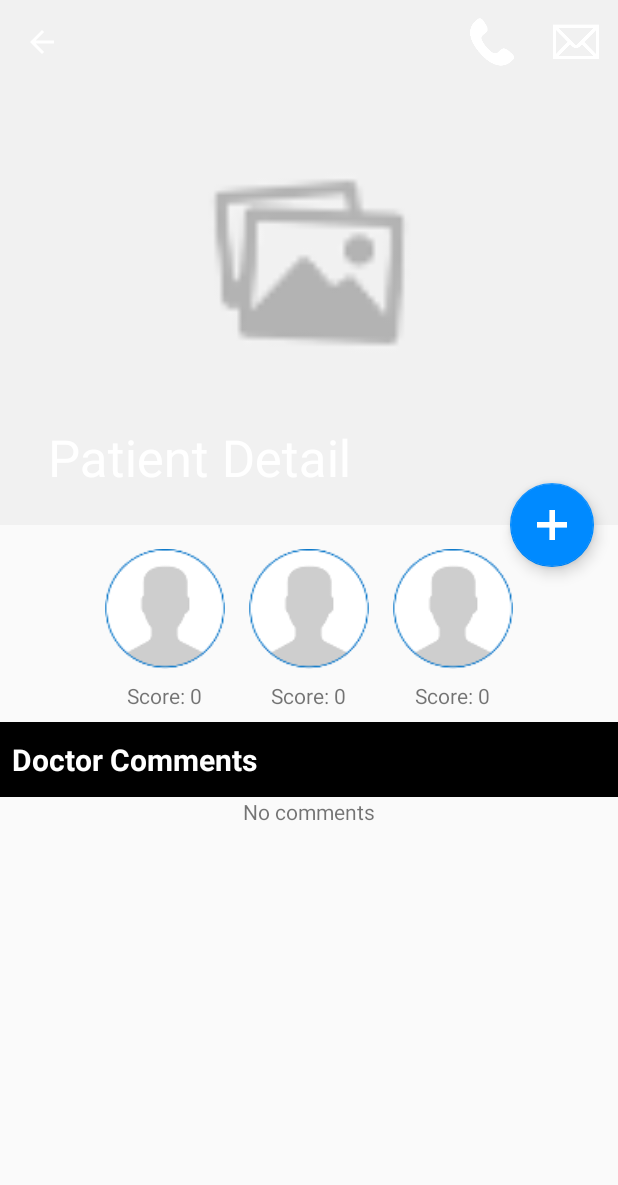
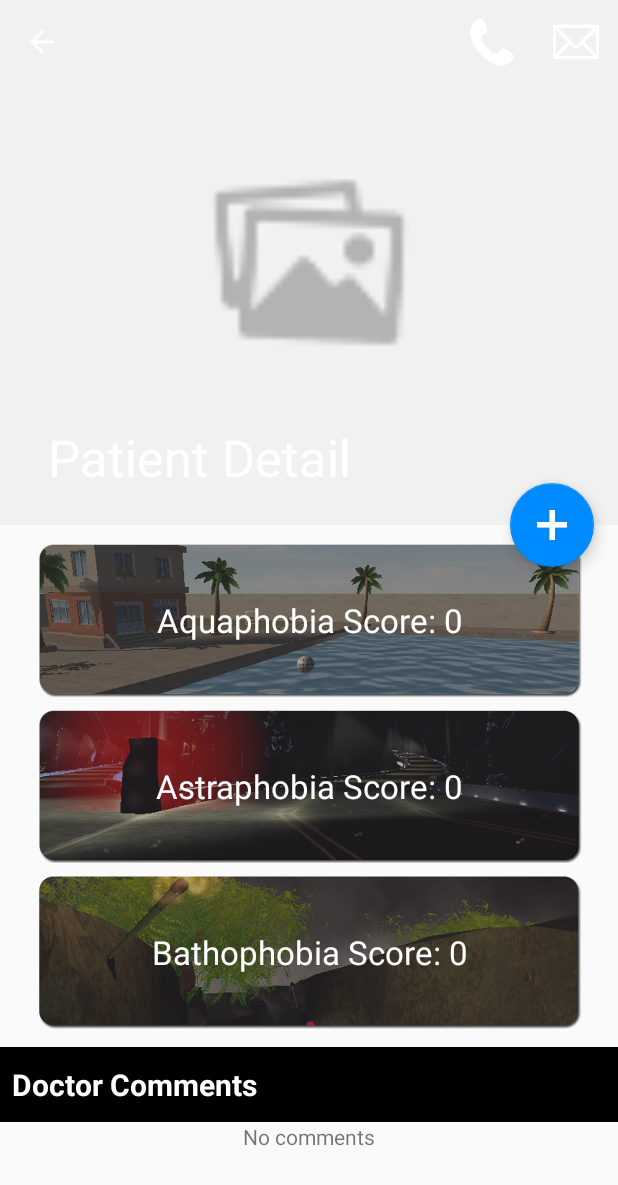
Before and after one commit to testacnt145/waterphobiavrdr, an Android app: the PatientDetailActivity screen opened directly, with no data from a screen before it, on a phone screen of 412 x 824 dp. Shown: the top 1185 px of the screen. Run offline under Robolectric (Android 15) with nearby library versions, the phone set to English and light mode, and no system bars; our stand-ins replace Firebase (no records; nobody signed in at launch, a user with empty details on screens opened directly), data binding; pictures from the network do not load; 8 statements that could not run were skipped.

Commit message:
[1.0][1000] 13/may/19 - 6mb apk

```diff
--- a/app/build.gradle
+++ b/app/build.gradle
@@ -49,21 +49,6 @@ dependencies {
     implementation 'com.android.support.constraint:constraint-layout:1.1.3'
     implementation 'com.android.support:design:28.0.0'
 
-    // Dependencies for working with Architecture components
-    // You'll probably have to update the version numbers in guild.gradle (Project)
-    implementation "android.arch.persistence.room:runtime:$rootProject.roomVersion"
-    annotationProcessor "android.arch.persistence.room:compiler:$rootProject.roomVersion"
-    androidTestImplementation "android.arch.persistence.room:testing:$rootProject.roomVersion"
-
-    implementation "android.arch.lifecycle:extensions:$rootProject.archLifecycleVersion"
-    annotationProcessor "android.arch.lifecycle:compiler:$rootProject.archLifecycleVersion"
-
-    testImplementation 'junit:junit:4.12'
-    androidTestImplementation "android.arch.core:core-testing:$rootProject.archLifecycleVersion"
-    androidTestImplementation ('com.android.support.test.espresso:espresso-core:3.0.1', {
-        exclude group: 'com.android.support', module: 'support-annotations'
-    })
-
     annotationProcessor 'com.android.databinding:compiler:3.1.4'
     //dagger
     annotationProcessor 'com.google.dagger:dagger-compiler:2.17'
@@ -71,19 +56,9 @@ dependencies {
         exclude group: 'com.google.guava'
     }
 
-    //retrofit
     implementation 'com.squareup.retrofit2:converter-moshi:2.3.0'
-    implementation 'com.squareup.retrofit2:retrofit:2.4.0'
     implementation 'com.squareup.retrofit2:converter-gson:2.4.0'
     implementation 'com.google.code.gson:gson:2.8.5'
-
-    //square
-    implementation 'com.squareup.okhttp3:logging-interceptor:3.10.0'
-    implementation 'com.squareup.okhttp3:okhttp-urlconnection:3.8.1'
-
-    //picasso
-    implementation 'com.squareup.picasso:picasso:2.5.2'
-    implementation 'com.jakewharton.picasso:picasso2-okhttp3-downloader:1.1.0'
 
     //glide
     implementation 'com.github.bumptech.glide:glide:4.8.0'
@@ -93,8 +68,6 @@ dependencies {
     //loader
     implementation 'com.wang.avi:library:2.1.3'
 
-    //timber
-    implementation 'com.jakewharton.timber:timber:4.5.1'
 
     //______________________________________________________________________________________________
     implementation 'com.google.firebase:firebase-core:16.0.8'
--- a/app/src/main/java/com/waterphobiadr/App.java
+++ b/app/src/main/java/com/waterphobiadr/App.java
@@ -7,14 +7,9 @@ import android.os.Build;
 import android.os.StrictMode;
 import android.support.multidex.MultiDex;
 import android.support.multidex.MultiDexApplication;
-import android.util.Log;
-import com.google.firebase.database.logging.LogWrapper;
 import com.waterphobiadr.di.component.ApplicationComponent;
 import com.waterphobiadr.di.component.DaggerApplicationComponent;
 import com.waterphobiadr.di.module.ApplicationModule;
-import timber.log.Timber;
-
-import static com.waterphobiadr.BuildConfig.DEBUG;
 
 public class App extends MultiDexApplication {
 
@@ -41,12 +36,6 @@ public class App extends MultiDexApplication {
         component = DaggerApplicationComponent.builder()
                 .applicationModule(new ApplicationModule(this))
                 .build();
-
-
-
-        if (DEBUG) {
-            Timber.plant(new Timber.DebugTree());
-        }
     }
 
     @Override
--- a/app/src/main/java/com/waterphobiadr/ui/feature/patientdetail/PatientDetailActivity.java
+++ b/app/src/main/java/com/waterphobiadr/ui/feature/patientdetail/PatientDetailActivity.java
@@ -123,9 +123,9 @@ public class PatientDetailActivity extends BaseActivity implements PatientDetail
                     .error(R.drawable.placeholder)
                     .into(binding.image);
         }
-        binding.aquaphobia.setText("Score: " + presenter.patient.getAquaphobiaScore());
-        binding.astraphobia.setText("Score: " + presenter.patient.getAstraphobiaScore());
-        binding.bathophobia.setText("Score: " + presenter.patient.getBathophobiaScore());
+        binding.aquaphobia.setText("Aquaphobia Score: " + presenter.patient.getAquaphobiaScore());
+        binding.astraphobia.setText("Astraphobia Score: " + presenter.patient.getAstraphobiaScore());
+        binding.bathophobia.setText("Bathophobia Score: " + presenter.patient.getBathophobiaScore());
 
         //feedback
         DatabaseReference feedbackRef = mFirebaseDatabase.child("users").child(presenter.patient.getId()).child("feedback");
--- a/app/src/main/java/com/waterphobiadr/util/ActivityUtil.java
+++ b/app/src/main/java/com/waterphobiadr/util/ActivityUtil.java
@@ -4,9 +4,6 @@ import android.app.Activity;
 import android.content.Context;
 import android.content.Intent;
 import android.os.Bundle;
-
-import com.squareup.moshi.JsonAdapter;
-import com.squareup.moshi.Moshi;
 import com.waterphobiadr.constant.IntentConstant;
 import com.waterphobiadr.data.model.Doctor;
 import com.waterphobiadr.data.model.Patient;
--- a/app/src/main/res/layout/activity_patient_detail.xml
+++ b/app/src/main/res/layout/activity_patient_detail.xml
@@ -58,58 +58,67 @@
                     android:layout_height="wrap_content"
                     android:gravity="center"
                     android:layout_margin="8dp"
-                    android:orientation="horizontal">
-                    <LinearLayout
-                        android:layout_width="wrap_content"
+                    android:orientation="vertical">
+                    <RelativeLayout
+                        android:layout_width="match_parent"
                         android:layout_height="wrap_content"
-                        android:gravity="center"
-                        android:orientation="vertical">
+                        android:gravity="center">
                         <ImageView
-                            android:layout_width="80dp"
-                            android:layout_height="80dp"
-                            android:layout_margin="8dp"
+                            android:layout_width="match_parent"
+                            android:layout_height="wrap_content"
+                            android:layout_margin="4dp"
                             android:contentDescription="@string/content_description"
-                            android:src="@drawable/profile_placeholder"/>
+                            android:src="@drawable/a1aquaphobia"/>
                         <TextView
                             android:id="@+id/aquaphobia"
                             android:layout_width="wrap_content"
                             android:layout_height="wrap_content"
-                            android:text="Score: 0"/>
-                    </LinearLayout>
-                    <LinearLayout
-                        android:layout_width="wrap_content"
+                            android:gravity="center"
+                            android:layout_centerInParent="true"
+                            android:textSize="22sp"
+                            android:textColor="@color/white"
+                            android:text="Aquaphobia Score: 0"/>
+                    </RelativeLayout>
+                    <RelativeLayout
+                        android:layout_width="match_parent"
                         android:layout_height="wrap_content"
-                        android:gravity="center"
-                        android:orientation="vertical">
+                        android:gravity="center">
                         <ImageView
-                            android:layout_width="80dp"
-                            android:layout_height="80dp"
-                            android:layout_margin="8dp"
+                            android:layout_width="match_parent"
+                            android:layout_height="wrap_content"
+                            android:layout_margin="4dp"
                             android:contentDescription="@string/content_description"
-                            android:src="@drawable/profile_placeholder"/>
+                            android:src="@drawable/a2astraphobia"/>
                         <TextView
                             android:id="@+id/astraphobia"
                             android:layout_width="wrap_content"
                             android:layout_height="wrap_content"
-                            android:text="Score: 0"/>
-                    </LinearLayout>
-                    <LinearLayout
-                        android:layout_width="wrap_content"
+                            android:gravity="center"
+                            android:layout_centerInParent="true"
+                            android:textSize="22sp"
+                            android:textColor="@color/white"
+                            android:text="Astraphobia Score: 0"/>
+                    </RelativeLayout>
+                    <RelativeLayout
+                        android:layout_width="match_parent"
                         android:layout_height="wrap_content"
-                        android:gravity="center"
-                        android:orientation="vertical">
+                        android:gravity="center">
                         <ImageView
-                            android:layout_width="80dp"
-                            android:layout_height="80dp"
-                            android:layout_margin="8dp"
+                            android:layout_width="match_parent"
+                            android:layout_height="wrap_content"
+                            android:layout_margin="4dp"
                             android:contentDescription="@string/content_description"
-                            android:src="@drawable/profile_placeholder"/>
+                            android:src="@drawable/a3bathophobia"/>
                         <TextView
                             android:id="@+id/bathophobia"
                             android:layout_width="wrap_content"
                             android:layout_height="wrap_content"
-                            android:text="Score: 0"/>
-                    </LinearLayout>
+                            android:gravity="center"
+                            android:layout_centerInParent="true"
+                            android:textSize="22sp"
+                            android:textColor="@color/white"
+                            android:text="Bathophobia Score: 0"/>
+                    </RelativeLayout>
                 </LinearLayout>
                 <TextView
                     android:layout_width="match_parent"
```
Also changed, not shown: app/src/main/res/drawable-xxhdpi/a1aquaphobia.png (added), app/src/main/res/drawable-xxhdpi/a2astraphobia.png (added), app/src/main/res/drawable-xxhdpi/a3bathophobia.png (added), 1 other file.
